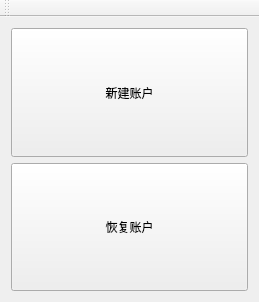
wesuch/wallet, file mainwindow.ui: the form before one commit.
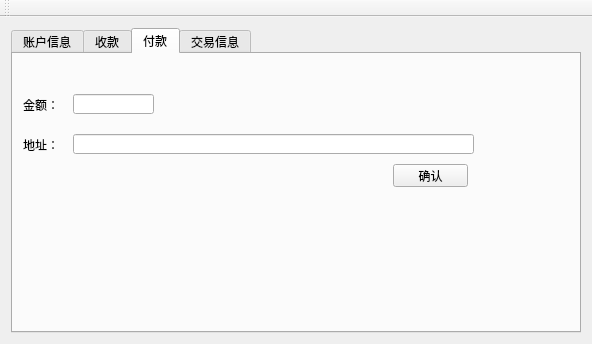
The form after the commit. The open tabs and pages were chosen to show the change.

```diff
--- a/mainwindow.ui
+++ b/mainwindow.ui
@@ -9,8 +9,8 @@
    <rect>
     <x>0</x>
     <y>0</y>
-    <width>259</width>
-    <height>302</height>
+    <width>592</width>
+    <height>344</height>
    </rect>
   </property>
   <property name="sizePolicy">
@@ -23,31 +23,159 @@
    <string>MainWindow</string>
   </property>
   <widget class="QWidget" name="centralWidget">
+   <property name="autoFillBackground">
+    <bool>true</bool>
+   </property>
    <layout class="QGridLayout" name="gridLayout">
-    <item row="0" column="0">
-     <widget class="QPushButton" name="create_Button">
-      <property name="sizePolicy">
-       <sizepolicy hsizetype="Minimum" vsizetype="Preferred">
-        <horstretch>0</horstretch>
-        <verstretch>0</verstretch>
-       </sizepolicy>
+    <item row="0" column="1">
+     <widget class="QTabWidget" name="tabWidget">
+      <property name="currentIndex">
+       <number>0</number>
       </property>
-      <property name="text">
-       <string>新建账户</string>
-      </property>
-     </widget>
-    </item>
-    <item row="1" column="0">
-     <widget class="QPushButton" name="recover_Button">
-      <property name="sizePolicy">
-       <sizepolicy hsizetype="Minimum" vsizetype="Preferred">
-        <horstretch>0</horstretch>
-        <verstretch>0</verstretch>
-       </sizepolicy>
-      </property>
-      <property name="text">
-       <string>恢复账户</string>
-      </property>
+      <widget class="QWidget" name="tab">
+       <attribute name="title">
+        <string>账户信息</string>
+       </attribute>
+       <widget class="QLabel" name="label">
+        <property name="geometry">
+         <rect>
+          <x>20</x>
+          <y>30</y>
+          <width>54</width>
+          <height>12</height>
+         </rect>
+        </property>
+        <property name="text">
+         <string>user：</string>
+        </property>
+       </widget>
+       <widget class="QLabel" name="label_2">
+        <property name="geometry">
+         <rect>
+          <x>20</x>
+          <y>70</y>
+          <width>54</width>
+          <height>12</height>
+         </rect>
+        </property>
+        <property name="text">
+         <string>余额：</string>
+        </property>
+       </widget>
+       <widget class="QLabel" name="userName">
+        <property name="geometry">
+         <rect>
+          <x>100</x>
+          <y>30</y>
+          <width>54</width>
+          <height>12</height>
+         </rect>
+        </property>
+        <property name="text">
+         <string>name</string>
+        </property>
+       </widget>
+       <widget class="QLabel" name="balance">
+        <property name="geometry">
+         <rect>
+          <x>100</x>
+          <y>70</y>
+          <width>54</width>
+          <height>12</height>
+         </rect>
+        </property>
+        <property name="text">
+         <string>0.00</string>
+        </property>
+       </widget>
+      </widget>
+      <widget class="QWidget" name="tab_2">
+       <attribute name="title">
+        <string>收款</string>
+       </attribute>
+       <widget class="QPushButton" name="pushButton">
+        <property name="geometry">
+         <rect>
+          <x>50</x>
+          <y>40</y>
+          <width>101</width>
+          <height>23</height>
+         </rect>
+        </property>
+        <property name="text">
+         <string>生成收款地址</string>
+        </property>
+       </widget>
+      </widget>
+      <widget class="QWidget" name="tab_3">
+       <attribute name="title">
+        <string>付款</string>
+       </attribute>
+       <widget class="QLineEdit" name="lineEdit_2">
+        <property name="geometry">
+         <rect>
+          <x>60</x>
+          <y>40</y>
+          <width>81</width>
+          <height>20</height>
+         </rect>
+        </property>
+       </widget>
+       <widget class="QLineEdit" name="lineEdit_3">
+        <property name="geometry">
+         <rect>
+          <x>60</x>
+          <y>80</y>
+          <width>401</width>
+          <height>20</height>
+         </rect>
+        </property>
+       </widget>
+       <widget class="QPushButton" name="pushButton_2">
+        <property name="geometry">
+         <rect>
+          <x>380</x>
+          <y>110</y>
+          <width>75</width>
+          <height>23</height>
+         </rect>
+        </property>
+        <property name="text">
+         <string>确认</string>
+        </property>
+       </widget>
+       <widget class="QLabel" name="label_3">
+        <property name="geometry">
+         <rect>
+          <x>10</x>
+          <y>40</y>
+          <width>54</width>
+          <height>21</height>
+         </rect>
+        </property>
+        <property name="text">
+         <string>金额：</string>
+        </property>
+       </widget>
+       <widget class="QLabel" name="label_4">
+        <property name="geometry">
+         <rect>
+          <x>10</x>
+          <y>80</y>
+          <width>54</width>
+          <height>21</height>
+         </rect>
+        </property>
+        <property name="text">
+         <string>地址：</string>
+        </property>
+       </widget>
+      </widget>
+      <widget class="QWidget" name="tab_4">
+       <attribute name="title">
+        <string>交易信息</string>
+       </attribute>
+      </widget>
      </widget>
     </item>
    </layout>
```
Left out of the diff: 2 changed lines with no effect on the pictures.
